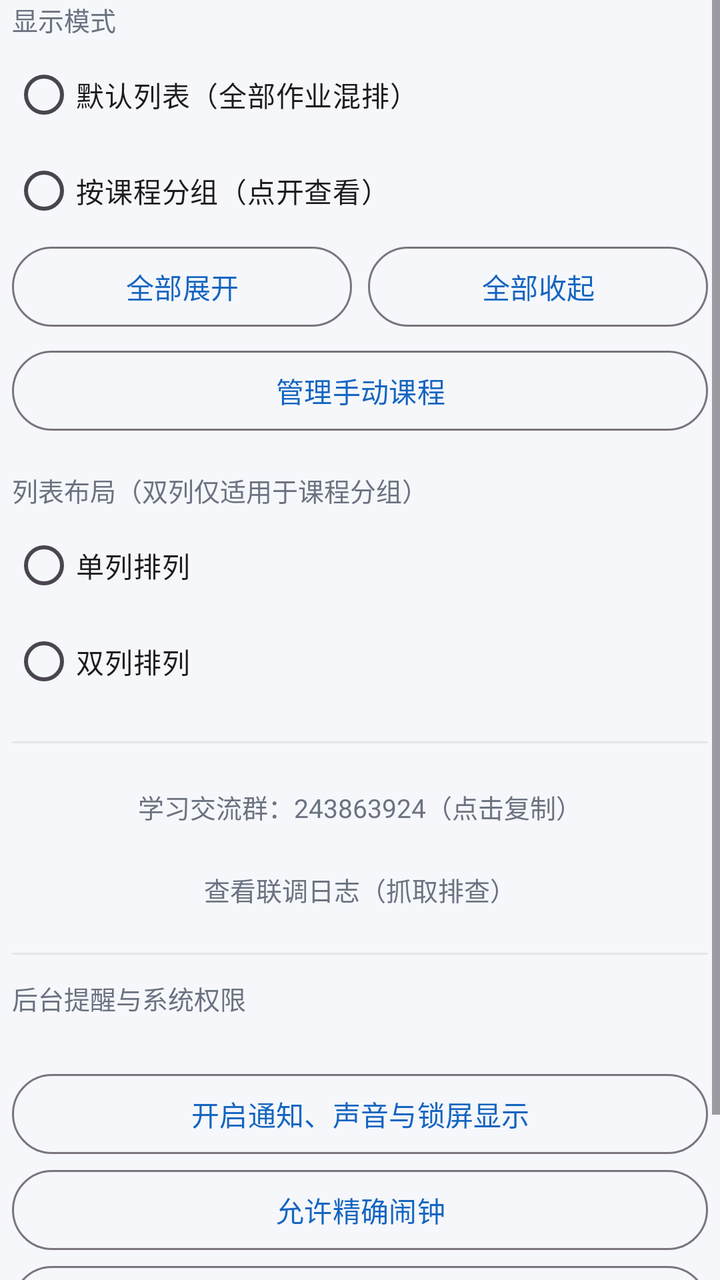
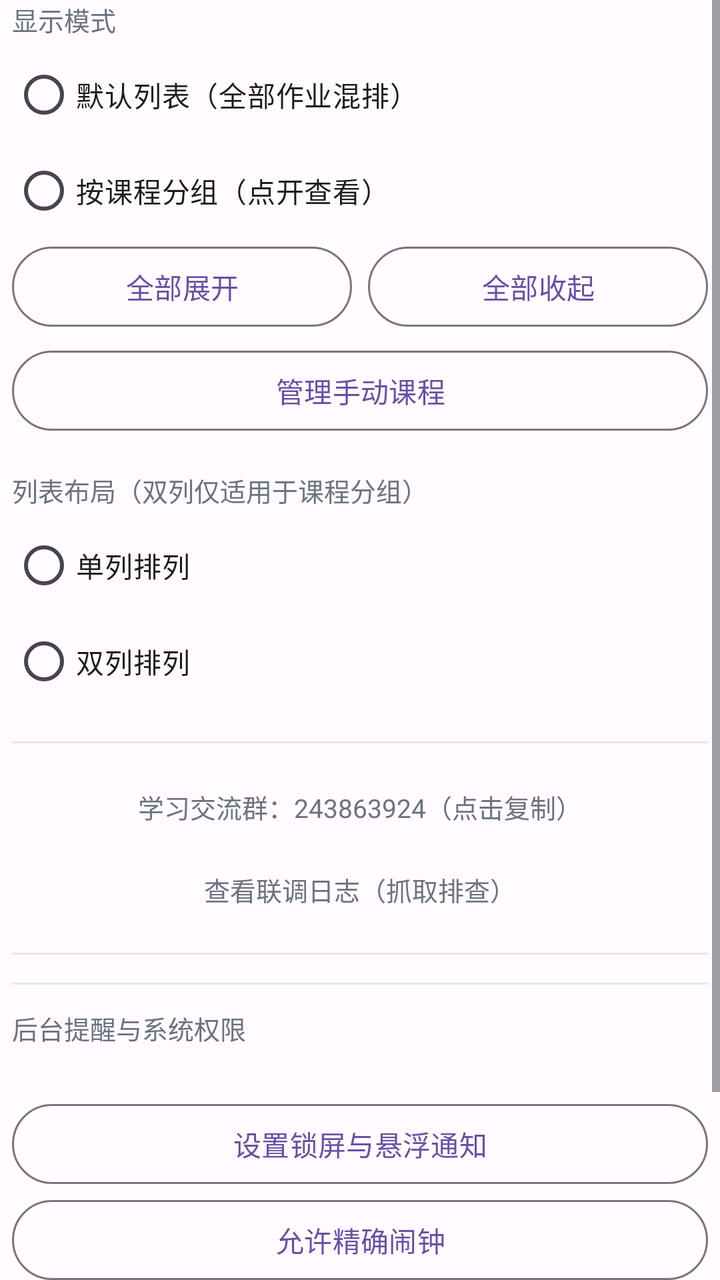

Compare the two renders of this Android layout. The source of the first and the diff that turns it into the second are given below.
<!-- AndroidManifest.xml: application theme Theme.XueXiTongAssistant -->
<!-- res/layout/dialog_settings.xml -->
<?xml version="1.0" encoding="utf-8"?>
<ScrollView xmlns:android="http://schemas.android.com/apk/res/android"
    android:layout_width="match_parent"
    android:layout_height="wrap_content"
    android:fillViewport="true">

    <LinearLayout
        android:layout_width="match_parent"
        android:layout_height="wrap_content"
        android:orientation="vertical"
        android:paddingStart="6dp"
        android:paddingEnd="6dp">

    <TextView
        android:layout_width="wrap_content"
        android:layout_height="wrap_content"
        android:text="@string/settings_mode_label"
        android:textColor="@color/text_secondary"
        android:textSize="13sp" />

    <RadioGroup
        android:id="@+id/rg_mode"
        android:layout_width="match_parent"
        android:layout_height="wrap_content"
        android:layout_marginTop="4dp">

        <RadioButton
            android:id="@+id/rb_mode_flat"
            android:layout_width="match_parent"
            android:layout_height="wrap_content"
            android:text="@string/settings_mode_flat"
            android:textSize="14sp" />

        <RadioButton
            android:id="@+id/rb_mode_group"
            android:layout_width="match_parent"
            android:layout_height="wrap_content"
            android:text="@string/settings_mode_group"
            android:textSize="14sp" />
    </RadioGroup>

    <LinearLayout
        android:layout_width="match_parent"
        android:layout_height="wrap_content"
        android:orientation="horizontal">

        <Button
            android:id="@+id/btn_expand_all"
            android:layout_width="0dp"
            android:layout_height="wrap_content"
            android:layout_weight="1"
            android:text="@string/expand_all"
            style="?attr/materialButtonOutlinedStyle" />

    <Button
        android:id="@+id/btn_collapse_all"
            android:layout_width="0dp"
            android:layout_height="wrap_content"
            android:layout_marginStart="8dp"
            android:layout_weight="1"
            android:text="@string/collapse_all"
            style="?attr/materialButtonOutlinedStyle" />
    </LinearLayout>

    <Button
        android:id="@+id/btn_manage_courses"
        android:layout_width="match_parent"
        android:layout_height="wrap_content"
        android:layout_marginTop="4dp"
        android:text="@string/manage_manual_courses"
        style="?attr/materialButtonOutlinedStyle" />

    <TextView
        android:layout_width="wrap_content"
        android:layout_height="wrap_content"
        android:layout_marginTop="16dp"
        android:text="@string/settings_layout_label"
        android:textColor="@color/text_secondary"
        android:textSize="13sp" />

    <RadioGroup
        android:id="@+id/rg_layout"
        android:layout_width="match_parent"
        android:layout_height="wrap_content"
        android:layout_marginTop="4dp">

        <RadioButton
            android:id="@+id/rb_layout_single"
            android:layout_width="match_parent"
            android:layout_height="wrap_content"
            android:text="@string/settings_layout_single"
            android:textSize="14sp" />

        <RadioButton
            android:id="@+id/rb_layout_double"
            android:layout_width="match_parent"
            android:layout_height="wrap_content"
            android:text="@string/settings_layout_double"
            android:textSize="14sp" />
    </RadioGroup>

    
    <View
        android:layout_width="match_parent"
        android:layout_height="1dp"
        android:layout_marginTop="16dp"
        android:background="#E5E7EB" />

    
    <TextView
        android:id="@+id/tv_group_code"
        android:layout_width="match_parent"
        android:layout_height="wrap_content"
        android:layout_marginTop="14dp"
        android:background="?attr/selectableItemBackground"
        android:padding="8dp"
        android:gravity="center"
        android:text="@string/study_group_code"
        android:textColor="@color/text_secondary"
        android:textSize="13sp" />

    
    <TextView
        android:id="@+id/tv_debug_log"
        android:layout_width="match_parent"
        android:layout_height="wrap_content"
        android:layout_marginTop="6dp"
        android:background="?attr/selectableItemBackground"
        android:padding="8dp"
        android:gravity="center"
        android:text="@string/view_debug_log"
        android:textColor="@color/text_secondary"
        android:textSize="13sp" />

    
    <View
        android:layout_width="match_parent"
        android:layout_height="1dp"
        android:layout_marginTop="14dp"
        android:background="#E5E7EB" />

    <TextView
        android:layout_width="wrap_content"
        android:layout_height="wrap_content"
        android:layout_marginTop="12dp"
        android:text="@string/permission_section_label"
        android:textColor="@color/text_secondary"
        android:textSize="13sp" />

    <TextView
        android:id="@+id/tv_permission_status"
        android:layout_width="match_parent"
        android:layout_height="wrap_content"
        android:layout_marginTop="4dp"
        android:textColor="@color/text_secondary"
        android:textSize="12sp" />

    <Button
        android:id="@+id/btn_notification_permission"
        android:layout_width="match_parent"
        android:layout_height="wrap_content"
        android:layout_marginTop="4dp"
        android:text="@string/open_notification_permission"
        style="?attr/materialButtonOutlinedStyle" />

    <Button
        android:id="@+id/btn_exact_alarm_permission"
        android:layout_width="match_parent"
        android:layout_height="wrap_content"
        android:text="@string/open_exact_alarm_permission"
        style="?attr/materialButtonOutlinedStyle" />

    <Button
        android:id="@+id/btn_battery_permission"
        android:layout_width="match_parent"
        android:layout_height="wrap_content"
        android:text="@string/open_battery_permission"
        style="?attr/materialButtonOutlinedStyle" />

    <Button
        android:id="@+id/btn_logout"
        android:layout_width="match_parent"
        android:layout_height="wrap_content"
        android:layout_marginTop="10dp"
        android:text="@string/logout"
        style="?attr/materialButtonOutlinedStyle" />
    </LinearLayout>
</ScrollView>
<!-- resources referenced by this layout -->
<resources>
  <color name="text_secondary">#6B7280</color>
  <string name="collapse_all">全部收起</string>
  <string name="expand_all">全部展开</string>
  <string name="logout">退出登录</string>
  <string name="manage_manual_courses">管理手动课程</string>
  <string name="open_battery_permission">允许后台运行（关闭电池优化）</string>
  <string name="open_exact_alarm_permission">允许精确闹钟</string>
  <string name="open_notification_permission">开启通知、声音与锁屏显示</string>
  <string name="permission_section_label">后台提醒与系统权限</string>
  <string name="settings_layout_double">双列排列</string>
  <string name="settings_layout_label">列表布局（双列仅适用于课程分组）</string>
  <string name="settings_layout_single">单列排列</string>
  <string name="settings_mode_flat">默认列表（全部作业混排）</string>
  <string name="settings_mode_group">按课程分组（点开查看）</string>
  <string name="settings_mode_label">显示模式</string>
  <string name="study_group_code">学习交流群：243863924（点击复制）</string>
  <string name="view_debug_log">查看联调日志（抓取排查）</string>
  <style name="Theme.XueXiTongAssistant" parent="Theme.Material3.DayNight.NoActionBar">
          <item name="android:statusBarColor">@color/background</item>
          <item name="android:windowBackground">@color/background</item>
          
          <item name="colorPrimary">@color/primary</item>
          <item name="colorOnPrimary">#FFFFFF</item>
          <item name="colorPrimaryContainer">@color/primary_container</item>
          <item name="colorOnPrimaryContainer">@color/on_primary_container</item>
      </style>
  <color name="background">#F5F7FB</color>
  <color name="primary">#1565C0</color>
  <color name="primary_container">#D6E5FA</color>
  <color name="on_primary_container">#0A3D74</color>
</resources>

<!-- the commit's change to res/layout/dialog_settings.xml (unified diff, before → after) -->
@@ -132,6 +132,12 @@
         android:textColor="@color/text_secondary"
         android:textSize="13sp" />
 
+    <View
+        android:layout_width="match_parent"
+        android:layout_height="1dp"
+        android:layout_marginTop="14dp"
+        android:background="#E5E7EB" />
+
     
     <View
         android:layout_width="match_parent"
<!-- resource entries referenced after the edit -->
@@ -7,7 +7,7 @@
   <string name="manage_manual_courses">管理手动课程</string>
   <string name="open_battery_permission">允许后台运行（关闭电池优化）</string>
   <string name="open_exact_alarm_permission">允许精确闹钟</string>
-  <string name="open_notification_permission">开启通知、声音与锁屏显示</string>
+  <string name="open_notification_permission">设置锁屏与悬浮通知</string>
   <string name="permission_section_label">后台提醒与系统权限</string>
   <string name="settings_layout_double">双列排列</string>
   <string name="settings_layout_label">列表布局（双列仅适用于课程分组）</string>
@@ -26,9 +26,9 @@
           <item name="colorPrimaryContainer">@color/primary_container</item>
           <item name="colorOnPrimaryContainer">@color/on_primary_container</item>
       </style>
-  <color name="background">#F5F7FB</color>
-  <color name="primary">#1565C0</color>
-  <color name="primary_container">#D6E5FA</color>
-  <color name="on_primary_container">#0A3D74</color>
+  <color name="background">#FFFBFE</color>
+  <color name="primary">#6750A4</color>
+  <color name="primary_container">#EADDFF</color>
+  <color name="on_primary_container">#21005D</color>
 </resources>
 
